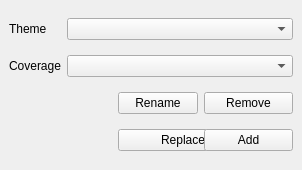
Old version of the form selector_dockwidget_base.ui in the repository LBI-brown/thematic-maps.
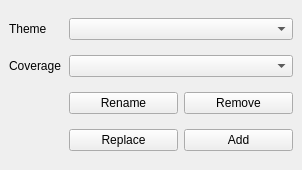
New version of the form.

```diff
--- a/selector_dockwidget_base.ui
+++ b/selector_dockwidget_base.ui
@@ -46,7 +46,7 @@
       </property>
      </widget>
     </item>
-    <item row="2" column="2">
+    <item row="2" column="1" colspan="2">
      <widget class="QPushButton" name="pushButton_rename">
       <property name="toolTip">
        <string>Rename theme</string>
@@ -72,7 +72,7 @@
       </property>
      </widget>
     </item>
-    <item row="3" column="2" colspan="2">
+    <item row="3" column="1" colspan="2">
       <widget class="QPushButton" name="pushButton_replace">
       <property name="toolTip">
        <string>Replace theme in dropdown box with what is actually on map</string>
```
